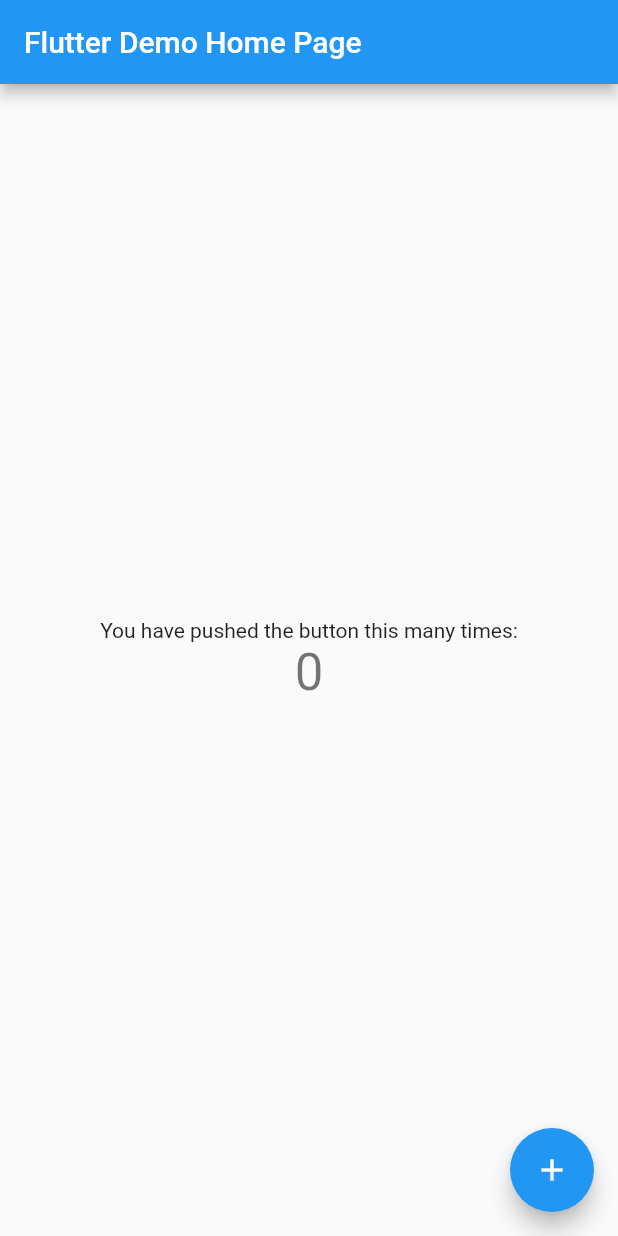
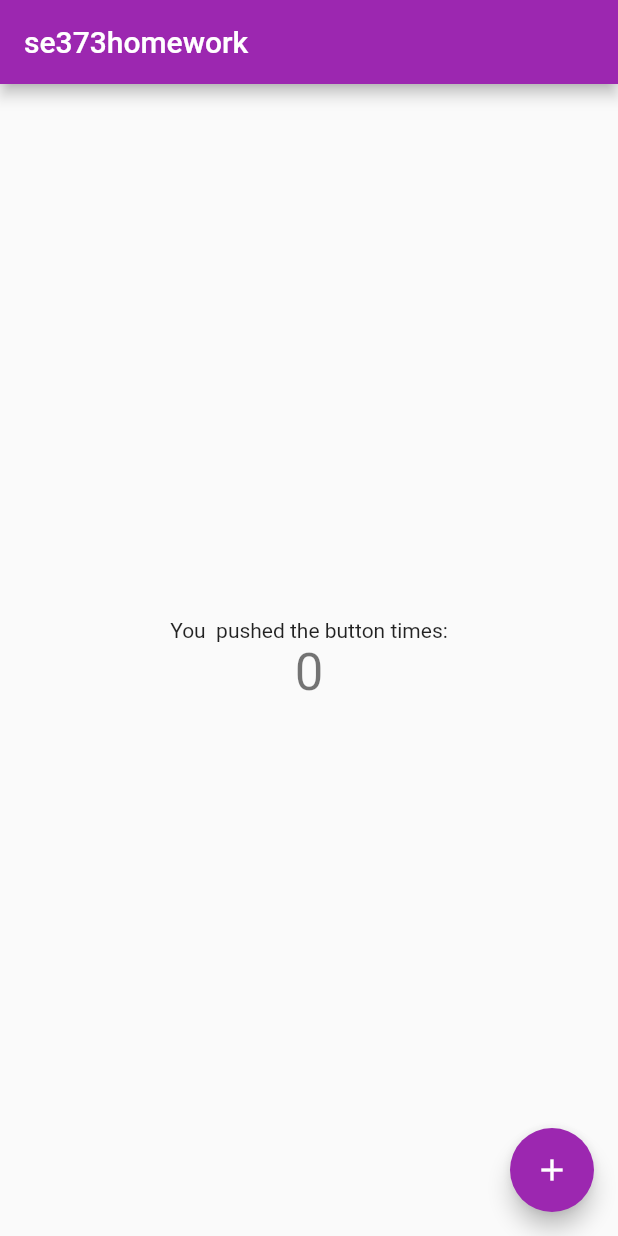
Before and after one commit to mu-se373-190704037/Assignment3, a Flutter app: the screen it shows after launch, on a phone screen of 412 x 824 dp. Run offline on Flutter 3.47's test engine with Material 2 defaults, Android fonts, the phone set to English and light mode, and no system bars.

Commit message:
se373homeworkassignment3

```diff
--- a/lib/main.dart
+++ b/lib/main.dart
@@ -7,24 +7,16 @@ void main() {
 class MyApp extends StatelessWidget {
   const MyApp({Key? key}) : super(key: key);
 
-  // This widget is the root of your application.
+
   @override
   Widget build(BuildContext context) {
     return MaterialApp(
-      title: 'Flutter Demo',
+      title: 'homework1',
       theme: ThemeData(
-        // This is the theme of your application.
-        //
-        // Try running your application with "flutter run". You'll see the
-        // application has a blue toolbar. Then, without quitting the app, try
-        // changing the primarySwatch below to Colors.green and then invoke
-        // "hot reload" (press "r" in the console where you ran "flutter run",
-        // or simply save your changes to "hot reload" in a Flutter IDE).
-        // Notice that the counter didn't reset back to zero; the application
-        // is not restarted.
-        primarySwatch: Colors.blue,
+
+        primarySwatch: Colors.purple,
       ),
-      home: const MyHomePage(title: 'Flutter Demo Home Page'),
+      home: const MyHomePage(title: 'se373homework'),
     );
   }
 }
@@ -32,14 +24,7 @@ class MyApp extends StatelessWidget {
 class MyHomePage extends StatefulWidget {
   const MyHomePage({Key? key, required this.title}) : super(key: key);
 
-  // This widget is the home page of your application. It is stateful, meaning
-  // that it has a State object (defined below) that contains fields that affect
-  // how it looks.
 
-  // This class is the configuration for the state. It holds the values (in this
-  // case the title) provided by the parent (in this case the App widget) and
-  // used by the build method of the State. Fields in a Widget subclass are
-  // always marked "final".
 
   final String title;
 
@@ -52,55 +37,31 @@ class _MyHomePageState extends State<MyHomePage> {
 
   void _incrementCounter() {
     setState(() {
-      // This call to setState tells the Flutter framework that something has
-      // changed in this State, which causes it to rerun the build method below
-      // so that the display can reflect the updated values. If we changed
-      // _counter without calling setState(), then the build method would not be
-      // called again, and so nothing would appear to happen.
+
       _counter++;
     });
   }
 
   @override
   Widget build(BuildContext context) {
-    // This method is rerun every time setState is called, for instance as done
-    // by the _incrementCounter method above.
-    //
-    // The Flutter framework has been optimized to make rerunning build methods
-    // fast, so that you can just rebuild anything that needs updating rather
-    // than having to individually change instances of widgets.
+
     return Scaffold(
       appBar: AppBar(
-        // Here we take the value from the MyHomePage object that was created by
-        // the App.build method, and use it to set our appbar title.
-        title: Text(widget.title),
+
+        title: Text("se373homework"),
       ),
       body: Center(
-        // Center is a layout widget. It takes a single child and positions it
-        // in the middle of the parent.
+
         child: Column(
-          // Column is also a layout widget. It takes a list of children and
-          // arranges them vertically. By default, it sizes itself to fit its
-          // children horizontally, and tries to be as tall as its parent.
-          //
-          // Invoke "debug painting" (press "p" in the console, choose the
-          // "Toggle Debug Paint" action from the Flutter Inspector in Android
-          // Studio, or the "Toggle Debug Paint" command in Visual Studio Code)
-          // to see the wireframe for each widget.
-          //
-          // Column has various properties to control how it sizes itself and
-          // how it positions its children. Here we use mainAxisAlignment to
-          // center the children vertically; the main axis here is the vertical
-          // axis because Columns are vertical (the cross axis would be
-          // horizontal).
+
           mainAxisAlignment: MainAxisAlignment.center,
           children: <Widget>[
             const Text(
-              'You have pushed the button this many times:',
+              'You  pushed the button times:',
             ),
             Text(
               '$_counter',
-              style: Theme.of(context).textTheme.headline4,
+              style: Theme.of(context).textTheme.headlineMedium,
             ),
           ],
         ),
@@ -109,7 +70,7 @@ class _MyHomePageState extends State<MyHomePage> {
         onPressed: _incrementCounter,
         tooltip: 'Increment',
         child: const Icon(Icons.add),
-      ), // This trailing comma makes auto-formatting nicer for build methods.
+      ),
     );
   }
 }
```
